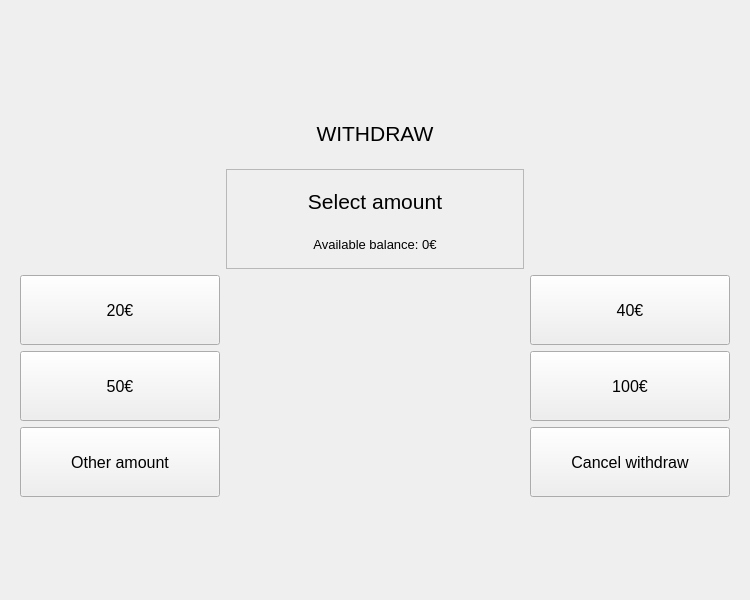
The window that bank-automat/gui/cardwithdrawwindow.ui (25kmo-project/group_11) describes before a commit, drawn with Qt 5.
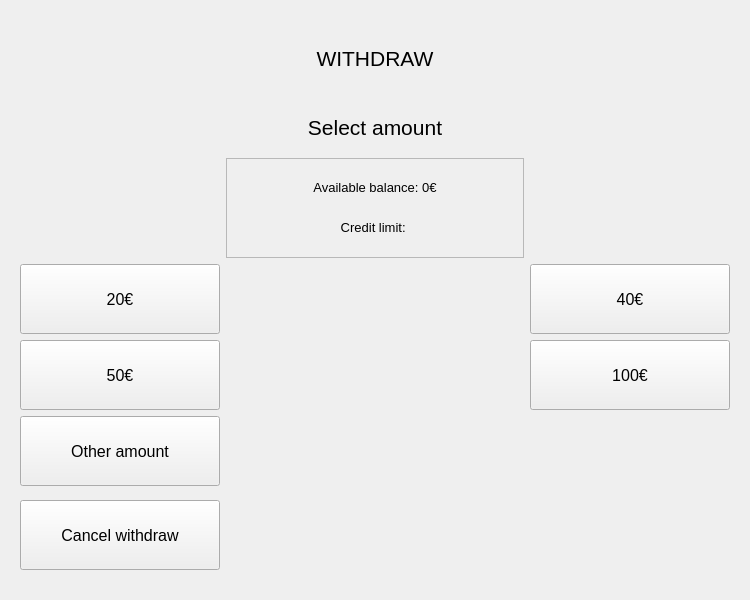
The same window after the commit.

Commit message: Lisätty credit limit nosto-sivulle

```diff
--- a/bank-automat/gui/cardwithdrawwindow.ui
+++ b/bank-automat/gui/cardwithdrawwindow.ui
@@ -21,60 +21,115 @@
      </property>
      <widget class="QWidget" name="amount_selection_page">
       <layout class="QVBoxLayout" name="verticalLayout_2">
+       <item>
+        <widget class="QLabel" name="title_2">
+         <property name="maximumSize">
+          <size>
+           <width>16777215</width>
+           <height>60</height>
+          </size>
+         </property>
+         <property name="font">
+          <font>
+           <pointsize>16</pointsize>
+          </font>
+         </property>
+         <property name="text">
+          <string>WITHDRAW</string>
+         </property>
+         <property name="alignment">
+          <set>Qt::AlignmentFlag::AlignCenter</set>
+         </property>
+        </widget>
+       </item>
        <item>
         <layout class="QGridLayout" name="gridLayout_2">
-         <item row="7" column="0">
-          <widget class="QPushButton" name="button50">
+         <item row="4" column="1">
+          <widget class="QFrame" name="frame">
+           <property name="maximumSize">
+            <size>
+             <width>16777215</width>
+             <height>100</height>
+            </size>
+           </property>
+           <property name="frameShape">
+            <enum>QFrame::Shape::StyledPanel</enum>
+           </property>
+           <property name="frameShadow">
+            <enum>QFrame::Shadow::Raised</enum>
+           </property>
+           <layout class="QVBoxLayout" name="verticalLayout_3">
+            <item>
+             <widget class="QLabel" name="availableBalance">
            <property name="minimumSize">
             <size>
              <width>0</width>
-             <height>70</height>
+                <height>20</height>
             </size>
            </property>
            <property name="maximumSize">
             <size>
-             <width>200</width>
-             <height>16777215</height>
+                <width>16777215</width>
+                <height>30</height>
             </size>
            </property>
            <property name="font">
             <font>
-             <pointsize>12</pointsize>
+                <pointsize>10</pointsize>
             </font>
            </property>
            <property name="text">
-            <string>50€</string>
-           </property>
-           <property name="value" stdset="0">
-            <double>50.000000000000000</double>
+               <string>Available balance: 0€</string>
+              </property>
+              <property name="alignment">
+               <set>Qt::AlignmentFlag::AlignCenter</set>
            </property>
           </widget>
          </item>
-         <item row="12" column="0">
-          <widget class="QPushButton" name="buttonOther">
+            <item>
+             <widget class="QLabel" name="creditLimit">
            <property name="minimumSize">
             <size>
              <width>0</width>
-             <height>70</height>
+                <height>20</height>
             </size>
            </property>
            <property name="maximumSize">
             <size>
-             <width>200</width>
-             <height>16777215</height>
+                <width>16777215</width>
+                <height>30</height>
             </size>
            </property>
            <property name="font">
             <font>
-             <pointsize>12</pointsize>
+                <pointsize>10</pointsize>
             </font>
            </property>
            <property name="text">
-            <string>Other amount</string>
-           </property>
-          </widget>
-         </item>
-         <item row="7" column="2">
+               <string>Credit limit: </string>
+              </property>
+              <property name="alignment">
+               <set>Qt::AlignmentFlag::AlignCenter</set>
+              </property>
+             </widget>
+            </item>
+           </layout>
+          </widget>
+         </item>
+         <item row="11" column="1" rowspan="2">
+          <widget class="QLabel" name="errorLabel">
+           <property name="text">
+            <string/>
+           </property>
+           <property name="alignment">
+            <set>Qt::AlignmentFlag::AlignCenter</set>
+           </property>
+           <property name="wordWrap">
+            <bool>true</bool>
+           </property>
+          </widget>
+         </item>
+         <item row="12" column="2">
           <widget class="QPushButton" name="button100">
            <property name="minimumSize">
             <size>
@@ -101,8 +156,8 @@
            </property>
           </widget>
          </item>
-         <item row="12" column="2">
-          <widget class="QPushButton" name="buttonCancel">
+         <item row="17" column="0">
+          <widget class="QPushButton" name="buttonOther">
            <property name="minimumSize">
             <size>
              <width>0</width>
@@ -121,11 +176,38 @@
             </font>
            </property>
            <property name="text">
-            <string>Cancel withdraw</string>
+            <string>Other amount</string>
            </property>
           </widget>
          </item>
-         <item row="6" column="0">
+         <item row="11" column="2">
+          <widget class="QPushButton" name="button40">
+           <property name="minimumSize">
+            <size>
+             <width>0</width>
+             <height>70</height>
+            </size>
+           </property>
+           <property name="maximumSize">
+            <size>
+             <width>200</width>
+             <height>16777215</height>
+            </size>
+           </property>
+           <property name="font">
+            <font>
+             <pointsize>12</pointsize>
+            </font>
+           </property>
+           <property name="text">
+            <string>40€</string>
+           </property>
+           <property name="value" stdset="0">
+            <double>40.000000000000000</double>
+           </property>
+          </widget>
+         </item>
+         <item row="11" column="0">
           <widget class="QPushButton" name="button20">
            <property name="minimumSize">
             <size>
@@ -152,27 +234,45 @@
            </property>
           </widget>
          </item>
-         <item row="1" column="1">
-          <widget class="QFrame" name="frame">
+         <item row="12" column="0">
+          <widget class="QPushButton" name="button50">
+           <property name="minimumSize">
+            <size>
+             <width>0</width>
+             <height>70</height>
+            </size>
+           </property>
            <property name="maximumSize">
             <size>
-             <width>16777215</width>
-             <height>100</height>
+             <width>200</width>
+             <height>16777215</height>
             </size>
            </property>
-           <property name="frameShape">
-            <enum>QFrame::Shape::StyledPanel</enum>
+           <property name="font">
+            <font>
+             <pointsize>12</pointsize>
+            </font>
            </property>
-           <property name="frameShadow">
-            <enum>QFrame::Shadow::Raised</enum>
+           <property name="text">
+            <string>50€</string>
            </property>
-           <layout class="QVBoxLayout" name="verticalLayout_3">
-            <item>
+           <property name="value" stdset="0">
+            <double>50.000000000000000</double>
+           </property>
+          </widget>
+         </item>
+         <item row="0" column="1">
              <widget class="QLabel" name="title">
+           <property name="minimumSize">
+            <size>
+             <width>0</width>
+             <height>30</height>
+            </size>
+           </property>
               <property name="maximumSize">
                <size>
                 <width>16777215</width>
-                <height>60</height>
+             <height>50</height>
                </size>
               </property>
               <property name="font">
@@ -188,53 +288,10 @@
               </property>
              </widget>
             </item>
+        </layout>
+       </item>
             <item>
-             <widget class="QLabel" name="availableBalance">
-              <property name="maximumSize">
-               <size>
-                <width>16777215</width>
-                <height>30</height>
-               </size>
-              </property>
-              <property name="font">
-               <font>
-                <pointsize>10</pointsize>
-               </font>
-              </property>
-              <property name="text">
-               <string>Available balance: 0€</string>
-              </property>
-              <property name="alignment">
-               <set>Qt::AlignmentFlag::AlignCenter</set>
-              </property>
-             </widget>
-            </item>
-           </layout>
-          </widget>
-         </item>
-         <item row="0" column="1">
-          <widget class="QLabel" name="title_2">
-           <property name="maximumSize">
-            <size>
-             <width>16777215</width>
-             <height>60</height>
-            </size>
-           </property>
-           <property name="font">
-            <font>
-             <pointsize>16</pointsize>
-            </font>
-           </property>
-           <property name="text">
-            <string>WITHDRAW</string>
-           </property>
-           <property name="alignment">
-            <set>Qt::AlignmentFlag::AlignCenter</set>
-           </property>
-          </widget>
-         </item>
-         <item row="6" column="2">
-          <widget class="QPushButton" name="button40">
+        <widget class="QPushButton" name="buttonCancel">
            <property name="minimumSize">
             <size>
              <width>0</width>
@@ -253,27 +310,9 @@
             </font>
            </property>
            <property name="text">
-            <string>40€</string>
-           </property>
-           <property name="value" stdset="0">
-            <double>40.000000000000000</double>
-           </property>
-          </widget>
-         </item>
-         <item row="6" column="1" rowspan="2">
-          <widget class="QLabel" name="errorLabel">
-           <property name="text">
-            <string/>
-           </property>
-           <property name="alignment">
-            <set>Qt::AlignmentFlag::AlignCenter</set>
-           </property>
-           <property name="wordWrap">
-            <bool>true</bool>
-           </property>
-          </widget>
-         </item>
-        </layout>
+          <string>Cancel withdraw</string>
+         </property>
+        </widget>
        </item>
       </layout>
      </widget>
@@ -308,7 +347,7 @@
       <widget class="QPushButton" name="buttonCancel_2">
        <property name="geometry">
         <rect>
-         <x>400</x>
+         <x>140</x>
          <y>340</y>
          <width>200</width>
          <height>41</height>
@@ -332,7 +371,7 @@
       <widget class="QPushButton" name="buttonConfirm">
        <property name="geometry">
         <rect>
-         <x>130</x>
+         <x>380</x>
          <y>340</y>
          <width>200</width>
          <height>41</height>
@@ -402,7 +441,7 @@
         <property name="geometry">
          <rect>
           <x>0</x>
-          <y>-10</y>
+          <y>-20</y>
           <width>325</width>
           <height>60</height>
          </rect>
@@ -429,7 +468,7 @@
         <property name="geometry">
          <rect>
           <x>0</x>
-          <y>50</y>
+          <y>40</y>
           <width>325</width>
           <height>30</height>
          </rect>
@@ -452,6 +491,39 @@
          <set>Qt::AlignmentFlag::AlignCenter</set>
         </property>
        </widget>
+       <widget class="QLabel" name="creditLimit_2">
+        <property name="geometry">
+         <rect>
+          <x>30</x>
+          <y>70</y>
+          <width>266</width>
+          <height>30</height>
+         </rect>
+        </property>
+        <property name="minimumSize">
+         <size>
+          <width>0</width>
+          <height>20</height>
+         </size>
+        </property>
+        <property name="maximumSize">
+         <size>
+          <width>16777215</width>
+          <height>30</height>
+         </size>
+        </property>
+        <property name="font">
+         <font>
+          <pointsize>10</pointsize>
+         </font>
+        </property>
+        <property name="text">
+         <string>Credit limit: </string>
+        </property>
+        <property name="alignment">
+         <set>Qt::AlignmentFlag::AlignCenter</set>
+        </property>
+       </widget>
       </widget>
      </widget>
     </widget>
```
Lines whose indentation alone changed are shown as unchanged. The commit also changes 1 other file.
